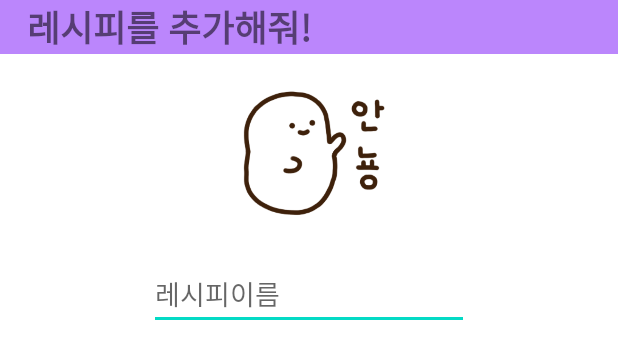
After one commit to hoho-97/PlzManageMyFridge, an Android app: the layout recipe_dialog.xml on its own in the app's theme, with its tools: preview values and no code run, on a phone screen of 412 x 824 dp. The commit adds this screen. Shown: the top 359 px of the screen. Run offline under Robolectric (Android 15) with nearby library versions, the phone set to English and light mode, and no system bars.

Commit message:
레시피 dialog변경 및 이미지 등록

```diff
--- a/app/src/main/AndroidManifest.xml
+++ b/app/src/main/AndroidManifest.xml
@@ -1,7 +1,7 @@
 <?xml version="1.0" encoding="utf-8"?>
 <manifest xmlns:android="http://schemas.android.com/apk/res/android"
     package="com.example.nengzanggo2">
-
+    <uses-permission android:name="android.permission.READ_EXTERNAL_STORAGE"/>
     <application
         android:allowBackup="true"
         android:icon="@mipmap/ic_launcher"
--- a/app/src/main/java/com/example/nengzanggo2/MainActivity.kt
+++ b/app/src/main/java/com/example/nengzanggo2/MainActivity.kt
@@ -39,7 +39,6 @@ class MainActivity : AppCompatActivity() {
     lateinit var mainListView : ListView
     lateinit var btn_add : FloatingActionButton
 
-    lateinit var btn_recipe : Button
 
     private var isFabOpen = false
 
--- a/app/src/main/java/com/example/nengzanggo2/RecipeDialog.kt
+++ b/app/src/main/java/com/example/nengzanggo2/RecipeDialog.kt
@@ -5,6 +5,7 @@ import android.view.View
 import android.widget.Button
 import android.widget.ImageView
 import android.widget.TextView
+import androidx.core.net.toUri
 import com.google.android.material.bottomsheet.BottomSheetDialog
 import kotlinx.android.synthetic.main.recipe_info.*
 
@@ -12,6 +13,7 @@ class RecipeDialog(context: Context, recipe: String) : BottomSheetDialog(context
     lateinit var playBtn : Button
     lateinit var closeImage : ImageView
     lateinit var recipeTitle : TextView
+    lateinit var recipeImage : ImageView
     init {
 
         //R.layout.confirm_bottom_dialog 하단 다이어로그 생성 버튼을 눌렀을 때 보여질 레이아웃
@@ -20,6 +22,8 @@ class RecipeDialog(context: Context, recipe: String) : BottomSheetDialog(context
 
         recipeTitle = findViewById<TextView>(R.id.recipeTitle)!!
         recipeTitle.text = recipe
+        /*recipeImage = findViewById<ImageView>(R.id.recipeImage)!!
+        recipeImage.setImageURI(recipeImgPath.toUri())*/
         closeImage = findViewById<ImageView>(R.id.ic_close)!!
         playBtn = findViewById<Button>(R.id.playBtn)!!
         //확인 버튼
--- a/app/src/main/res/layout/img_btnclick.xml
+++ b/app/src/main/res/layout/img_btnclick.xml
@@ -8,7 +8,7 @@
     android:orientation="vertical">
 
     <ImageView
-        android:id="@+id/imageView"
+        android:id="@+id/imageCute"
         android:layout_width="396dp"
         android:layout_height="240dp"
         android:layout_weight="1"
--- /dev/null
+++ b/app/src/main/res/layout/recipe_dialog.xml
@@ -0,0 +1,39 @@
+<?xml version="1.0" encoding="utf-8"?>
+<LinearLayout xmlns:android="http://schemas.android.com/apk/res/android"
+    xmlns:app="http://schemas.android.com/apk/res-auto"
+    android:layout_width="match_parent"
+    android:layout_height="match_parent"
+    android:orientation="vertical">
+
+    <TextView
+        android:id="@+id/textView2"
+        android:layout_width="match_parent"
+        android:layout_height="wrap_content"
+        android:background="@color/purple_200"
+        android:text="   레시피를 추가해줘!"
+        android:textSize="24sp"
+        android:textStyle="bold" />
+
+    <LinearLayout
+        android:layout_width="match_parent"
+        android:layout_height="match_parent"
+        android:gravity="center_horizontal"
+        android:orientation="vertical">
+
+        <ImageView
+            android:id="@+id/imageCute"
+            android:layout_width="178dp"
+            android:layout_height="136dp"
+            app:srcCompat="@drawable/cute" />
+
+        <EditText
+            android:id="@+id/recipeName"
+            android:layout_width="wrap_content"
+            android:layout_height="wrap_content"
+            android:ems="10"
+            android:hint="레시피이름"
+            android:inputType="textPersonName" />
+
+    </LinearLayout>
+
+</LinearLayout>
--- a/app/src/main/res/layout/stock_dialog.xml
+++ b/app/src/main/res/layout/stock_dialog.xml
@@ -20,7 +20,7 @@
         android:orientation="horizontal">
 
         <ImageView
-            android:id="@+id/imageView"
+            android:id="@+id/imageCute"
             android:layout_width="178dp"
             android:layout_height="136dp"
             app:srcCompat="@drawable/cute" />
```
Also changed, not shown: app/src/main/java/com/example/nengzanggo2/RecipeActivity.kt (+41 -9 lines), app/src/main/res/layout/activity_main.xml (+0 -10 lines), app/src/main/res/layout/recipe_main.xml (+0 -12 lines).
